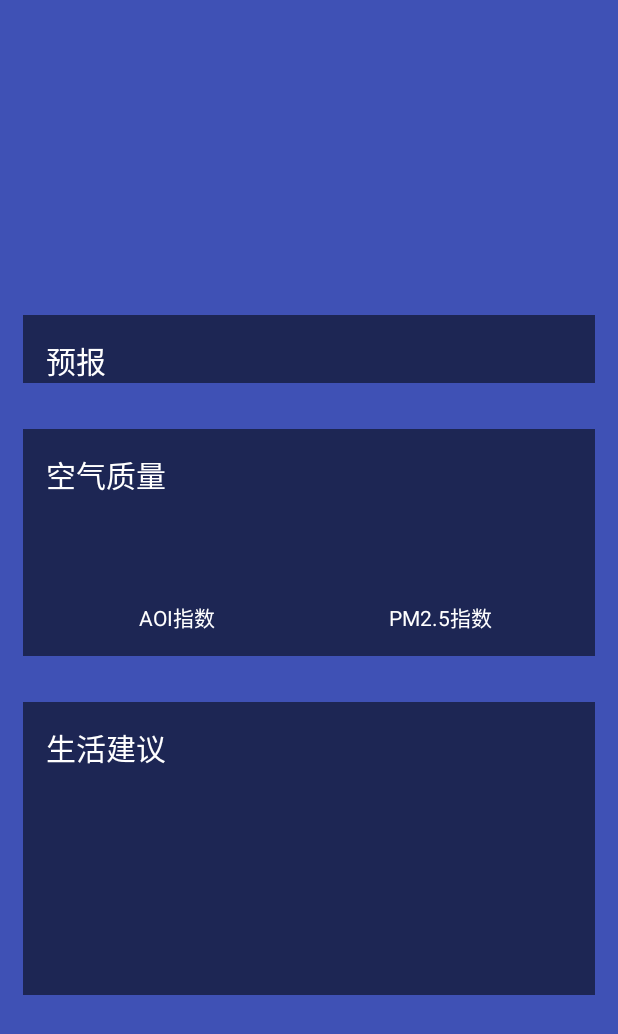
After one commit to Youxiaogang/coolweather, an Android app: the layout activity_weather.xml on its own in the app's theme, with its tools: preview values and no code run, on a phone screen of 412 x 824 dp. The commit adds this screen. Shown: the top 1034 px of the screen. Run offline under Robolectric (Android 15) with nearby library versions, the phone set to English and light mode, and no system bars.

Commit message:
加入显示天气信息的功能。

```diff
--- /dev/null
+++ b/app/src/main/res/layout/activity_weather.xml
@@ -0,0 +1,32 @@
+<?xml version="1.0" encoding="utf-8"?>
+<FrameLayout xmlns:android="http://schemas.android.com/apk/res/android"
+
+    android:layout_width="match_parent"
+    android:layout_height="match_parent"
+    android:background="@color/colorPrimary">
+    <ImageView
+        android:id="@+id/bing_pic_img"
+        android:layout_width="match_parent"
+        android:layout_height="match_parent"
+        android:scaleType="centerCrop"/>
+    <ScrollView
+        android:id="@+id/weather_layout"
+        android:layout_width="match_parent"
+        android:layout_height="match_parent"
+        android:scrollbars="none"
+        android:overScrollMode="never">
+        <LinearLayout
+            android:orientation="vertical"
+            android:layout_width="match_parent"
+            android:layout_height="wrap_content"
+            android:fitsSystemWindows="true">
+            <include layout="@layout/title"/>
+            <include layout="@layout/now"/>
+            <include layout="@layout/forecast"/>
+            <include layout="@layout/aqi"/>
+            <include layout="@layout/suggestion"/>
+            </LinearLayout>
+
+    </ScrollView>
+
+</FrameLayout>
--- /dev/null
+++ b/app/src/main/res/layout/aqi.xml
@@ -0,0 +1,71 @@
+<?xml version="1.0" encoding="utf-8"?>
+<LinearLayout xmlns:android="http://schemas.android.com/apk/res/android"
+    android:orientation="vertical"
+    android:layout_width="match_parent"
+    android:layout_height="wrap_content"
+    android:layout_margin="15dp"
+    android:background="#8000">
+    <TextView
+        android:layout_width="wrap_content"
+        android:layout_height="wrap_content"
+        android:layout_marginLeft="15dp"
+        android:layout_marginTop="15dp"
+        android:text="空气质量"
+        android:textColor="#fff"
+        android:textSize="20sp"/>
+    <LinearLayout
+        android:layout_width="match_parent"
+        android:layout_height="wrap_content"
+        android:layout_margin="15dp">
+        <RelativeLayout
+            android:layout_width="0dp"
+            android:layout_height="match_parent"
+            android:layout_weight="1">
+            <LinearLayout
+                android:orientation="vertical"
+                android:layout_width="match_parent"
+                android:layout_height="wrap_content"
+                android:layout_centerInParent="true">
+                <TextView
+                    android:id="@+id/aqi_text"
+                    android:layout_width="wrap_content"
+                    android:layout_height="wrap_content"
+                    android:layout_gravity="center"
+                    android:textColor="#fff"
+                    android:textSize="40sp"/>
+                <TextView
+                    android:layout_width="wrap_content"
+                    android:layout_height="wrap_content"
+                    android:layout_gravity="center"
+                    android:text="AOI指数"
+                    android:textColor="#fff"/>
+            </LinearLayout>
+        </RelativeLayout>
+        <RelativeLayout
+            android:layout_width="0dp"
+            android:layout_height="match_parent"
+            android:layout_weight="1">
+            <LinearLayout
+                android:orientation="vertical"
+                android:layout_width="match_parent"
+                android:layout_height="wrap_content"
+                android:layout_centerInParent="true">
+                <TextView
+                    android:id="@+id/pm25_text"
+                    android:layout_width="wrap_content"
+                    android:layout_height="wrap_content"
+                    android:layout_gravity="center"
+                    android:textColor="#fff"
+                    android:textSize="40sp"/>
+                <TextView
+
+                    android:layout_width="wrap_content"
+                    android:layout_height="wrap_content"
+                    android:layout_gravity="center"
+                    android:text="PM2.5指数"
+                    android:textColor="#fff"/>
+            </LinearLayout>
+        </RelativeLayout>
+    </LinearLayout>
+
+</LinearLayout>
--- /dev/null
+++ b/app/src/main/res/layout/forecast.xml
@@ -0,0 +1,23 @@
+<?xml version="1.0" encoding="utf-8"?>
+<LinearLayout xmlns:android="http://schemas.android.com/apk/res/android"
+    android:orientation="vertical"
+    android:layout_width="match_parent"
+    android:layout_height="wrap_content"
+    android:layout_margin="15dp"
+    android:background="#8000">
+    <TextView
+        android:layout_width="wrap_content"
+        android:layout_height="wrap_content"
+        android:layout_marginLeft="15dp"
+        android:layout_marginTop="15dp"
+        android:text="预报"
+        android:textColor="#fff"
+        android:textSize="20sp"/>
+    <LinearLayout
+        android:id="@+id/forecast_layout"
+        android:orientation="vertical"
+        android:layout_width="match_parent"
+        android:layout_height="wrap_content"></LinearLayout>
+
+
+</LinearLayout>
--- /dev/null
+++ b/app/src/main/res/layout/now.xml
@@ -0,0 +1,22 @@
+<?xml version="1.0" encoding="utf-8"?>
+<LinearLayout xmlns:android="http://schemas.android.com/apk/res/android"
+    android:orientation="vertical"
+    android:layout_width="match_parent"
+    android:layout_height="wrap_content"
+    android:layout_margin="15dp">
+    <TextView
+        android:id="@+id/degree_text"
+        android:layout_width="wrap_content"
+        android:layout_height="wrap_content"
+        android:layout_gravity="end"
+        android:textColor="#fff"
+        android:textSize="60sp"/>
+    <TextView
+        android:id="@+id/weather_info_text"
+        android:layout_width="wrap_content"
+        android:layout_height="wrap_content"
+        android:layout_gravity="end"
+        android:textColor="#fff"
+        android:textSize="20sp"/>
+
+</LinearLayout>
--- /dev/null
+++ b/app/src/main/res/layout/suggestion.xml
@@ -0,0 +1,35 @@
+<?xml version="1.0" encoding="utf-8"?>
+<LinearLayout xmlns:android="http://schemas.android.com/apk/res/android"
+    android:orientation="vertical"
+    android:layout_width="match_parent"
+    android:layout_height="wrap_content"
+    android:layout_margin="15dp"
+    android:background="#8000">
+    <TextView
+        android:layout_width="wrap_content"
+        android:layout_height="wrap_content"
+        android:layout_marginLeft="15dp"
+        android:layout_marginTop="15dp"
+        android:text="生活建议"
+        android:textColor="#fff"
+        android:textSize="20sp"/>
+    <TextView
+        android:id="@+id/comfort_text"
+        android:layout_width="wrap_content"
+        android:layout_height="wrap_content"
+        android:layout_margin="15dp"
+        android:textColor="#fff"/>
+    <TextView
+        android:id="@+id/car_wash_text"
+        android:layout_width="wrap_content"
+        android:layout_height="wrap_content"
+        android:layout_margin="15dp"
+        android:textColor="#fff"/>
+    <TextView
+        android:id="@+id/sport_text"
+        android:layout_width="wrap_content"
+        android:layout_height="wrap_content"
+        android:layout_margin="15dp"
+        android:textColor="#fff"/>
+
+</LinearLayout>
--- /dev/null
+++ b/app/src/main/res/layout/title.xml
@@ -0,0 +1,22 @@
+<?xml version="1.0" encoding="utf-8"?>
+<RelativeLayout xmlns:android="http://schemas.android.com/apk/res/android"
+
+    android:layout_width="match_parent"
+    android:layout_height="?attr/actionBarSize">
+    <TextView
+        android:id="@+id/title_city"
+        android:layout_width="wrap_content"
+        android:layout_height="wrap_content"
+        android:layout_centerInParent="true"
+        android:textColor="#fff"
+        android:textSize="20sp"/>
+    <TextView
+        android:id="@+id/title_update_time"
+        android:layout_width="wrap_content"
+        android:layout_height="wrap_content"
+        android:layout_marginRight="10dp"
+        android:layout_alignParentRight="true"
+        android:layout_centerVertical="true"
+        android:textColor="#fff"
+        android:textSize="16sp"/>
+</RelativeLayout>
```
Also changed, not shown: app/src/main/AndroidManifest.xml (+5 -2 lines), app/src/main/java/com/coolweather/android/ChooseAreaFragment.java (+7 -0 lines), app/src/main/java/com/coolweather/android/MainActivity.java (+9 -0 lines), app/src/main/java/com/coolweather/android/WeatherActivity.java (added, +174 -0 lines), app/src/main/java/com/coolweather/android/gson/AQI.java (added, +13 -0 lines), app/src/main/java/com/coolweather/android/gson/Basic.java (added, +19 -0 lines), app/src/main/java/com/coolweather/android/gson/Forecast.java (added, +23 -0 lines), app/src/main/java/com/coolweather/android/gson/Now.java (added, +18 -0 lines), app/src/main/java/com/coolweather/android/gson/Suggestion.java (added, +27 -0 lines), app/src/main/java/com/coolweather/android/gson/Weather.java (added, +19 -0 lines), app/src/main/java/com/coolweather/android/util/Utility.java (+13 -0 lines), app/src/main/res/layout/forecast_item.xml (added, +39 -0 lines).
